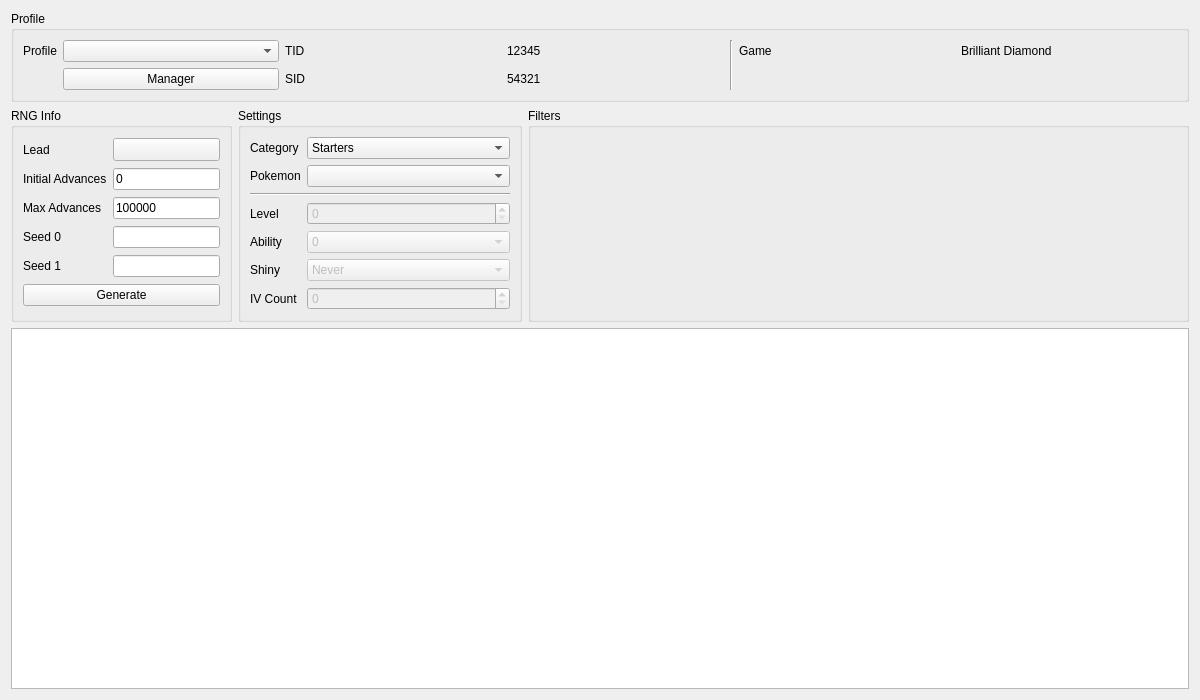
Old version of the form Source/Form/Gen8/Static8.ui in the repository Admiral-Fish/PokeFinder.
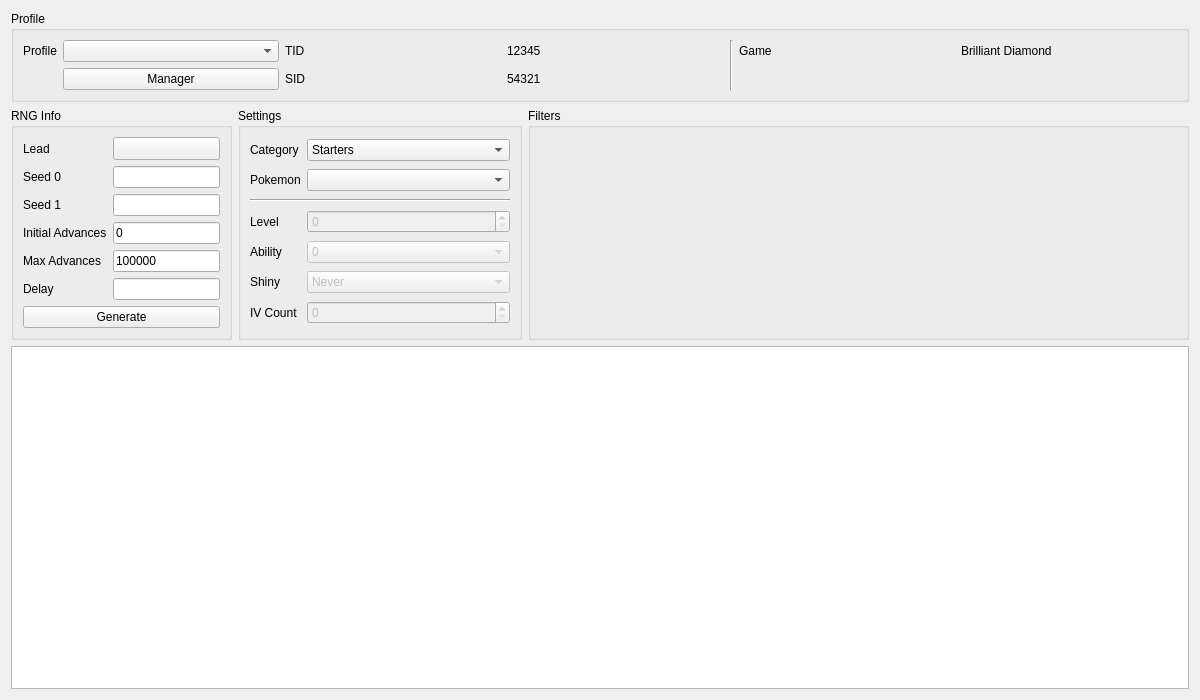
New version of the form. Custom widgets are drawn as their Qt base class.

What changed in the file:
```diff
--- a/Source/Form/Gen8/Static8.ui
+++ b/Source/Form/Gen8/Static8.ui
@@ -26,37 +26,7 @@
       <string>RNG Info</string>
      </property>
      <layout class="QGridLayout" name="gridLayout_3">
-      <item row="4" column="1">
-       <widget class="TextBox" name="textBoxSeed1"/>
-      </item>
-      <item row="1" column="1">
-       <widget class="TextBox" name="textBoxInitialAdvances">
-        <property name="text">
-         <string notr="true">0</string>
-        </property>
-       </widget>
-      </item>
-      <item row="0" column="1">
-       <widget class="ComboMenu" name="toolButtonLead">
-        <property name="sizePolicy">
-         <sizepolicy hsizetype="Preferred" vsizetype="Fixed">
-          <horstretch>0</horstretch>
-          <verstretch>0</verstretch>
-         </sizepolicy>
-        </property>
-        <property name="popupMode">
-         <enum>QToolButton::InstantPopup</enum>
-        </property>
-       </widget>
-      </item>
       <item row="4" column="0">
-       <widget class="QLabel" name="labelSeed1">
-        <property name="text">
-         <string>Seed 1</string>
-        </property>
-       </widget>
-      </item>
-      <item row="2" column="0">
        <widget class="QLabel" name="labelMaxAdvances">
         <property name="sizePolicy">
          <sizepolicy hsizetype="Fixed" vsizetype="Preferred">
@@ -69,17 +39,40 @@
         </property>
        </widget>
       </item>
-      <item row="2" column="1">
+      <item row="3" column="0">
+       <widget class="QLabel" name="labelInitialAdvances">
+        <property name="sizePolicy">
+         <sizepolicy hsizetype="Fixed" vsizetype="Preferred">
+          <horstretch>0</horstretch>
+          <verstretch>0</verstretch>
+         </sizepolicy>
+        </property>
+        <property name="text">
+         <string>Initial Advances</string>
+        </property>
+       </widget>
+      </item>
+      <item row="4" column="1">
        <widget class="TextBox" name="textBoxMaxAdvances">
         <property name="text">
          <string notr="true">100000</string>
         </property>
        </widget>
       </item>
-      <item row="3" column="1">
-       <widget class="TextBox" name="textBoxSeed0"/>
+      <item row="0" column="0">
+       <widget class="QLabel" name="labelLead">
+        <property name="sizePolicy">
+         <sizepolicy hsizetype="Fixed" vsizetype="Preferred">
+          <horstretch>0</horstretch>
+          <verstretch>0</verstretch>
+         </sizepolicy>
+        </property>
+        <property name="text">
+         <string>Lead</string>
+        </property>
+       </widget>
       </item>
-      <item row="3" column="0">
+      <item row="1" column="0">
        <widget class="QLabel" name="labelSeed0">
         <property name="sizePolicy">
          <sizepolicy hsizetype="Fixed" vsizetype="Preferred">
@@ -92,20 +85,37 @@
         </property>
        </widget>
       </item>
-      <item row="1" column="0">
-       <widget class="QLabel" name="labelInitialAdvances">
+      <item row="2" column="1">
+       <widget class="TextBox" name="textBoxSeed1"/>
+      </item>
+      <item row="0" column="1">
+       <widget class="ComboMenu" name="toolButtonLead">
         <property name="sizePolicy">
-         <sizepolicy hsizetype="Fixed" vsizetype="Preferred">
+         <sizepolicy hsizetype="Preferred" vsizetype="Fixed">
           <horstretch>0</horstretch>
           <verstretch>0</verstretch>
          </sizepolicy>
         </property>
+       </widget>
+      </item>
+      <item row="2" column="0">
+       <widget class="QLabel" name="labelSeed1">
         <property name="text">
-         <string>Initial Advances</string>
+         <string>Seed 1</string>
         </property>
        </widget>
       </item>
-      <item row="7" column="0" colspan="2">
+      <item row="3" column="1">
+       <widget class="TextBox" name="textBoxInitialAdvances">
+        <property name="text">
+         <string notr="true">0</string>
+        </property>
+       </widget>
+      </item>
+      <item row="1" column="1">
+       <widget class="TextBox" name="textBoxSeed0"/>
+      </item>
+      <item row="10" column="0" colspan="2">
        <widget class="QPushButton" name="pushButtonGenerate">
         <property name="enabled">
          <bool>true</bool>
@@ -115,16 +125,13 @@
         </property>
        </widget>
       </item>
-      <item row="0" column="0">
-       <widget class="QLabel" name="labelLead">
-        <property name="sizePolicy">
-         <sizepolicy hsizetype="Fixed" vsizetype="Preferred">
-          <horstretch>0</horstretch>
-          <verstretch>0</verstretch>
-         </sizepolicy>
-        </property>
+      <item row="5" column="1">
+       <widget class="TextBox" name="textBoxDelay"/>
+      </item>
+      <item row="5" column="0">
+       <widget class="QLabel" name="labelDelay">
         <property name="text">
-         <string>Lead</string>
+         <string>Delay</string>
         </property>
        </widget>
       </item>
@@ -424,6 +431,11 @@
    <extends>QTableView</extends>
    <header>Form/Controls/TableView.hpp</header>
   </customwidget>
+  <customwidget>
+   <class>ComboBox</class>
+   <extends>QComboBox</extends>
+   <header>Form/Controls/ComboBox.hpp</header>
+  </customwidget>
   <customwidget>
    <class>Filter</class>
    <extends>QWidget</extends>
@@ -435,11 +447,6 @@
    <extends>QToolButton</extends>
    <header>Form/Controls/ComboMenu.hpp</header>
   </customwidget>
-  <customwidget>
-   <class>ComboBox</class>
-   <extends>QComboBox</extends>
-   <header>Form/Controls/ComboBox.hpp</header>
-  </customwidget>
  </customwidgets>
  <tabstops>
   <tabstop>comboBoxProfiles</tabstop>
```
Left out of the diff: 5 changed lines with no effect on the pictures.
